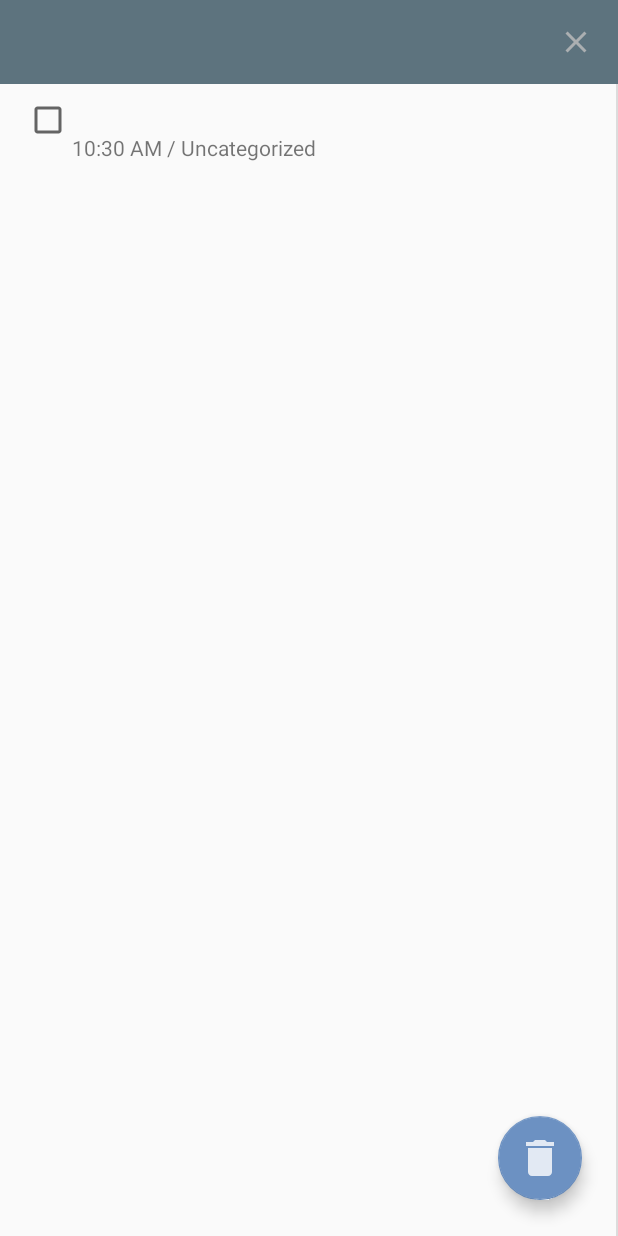
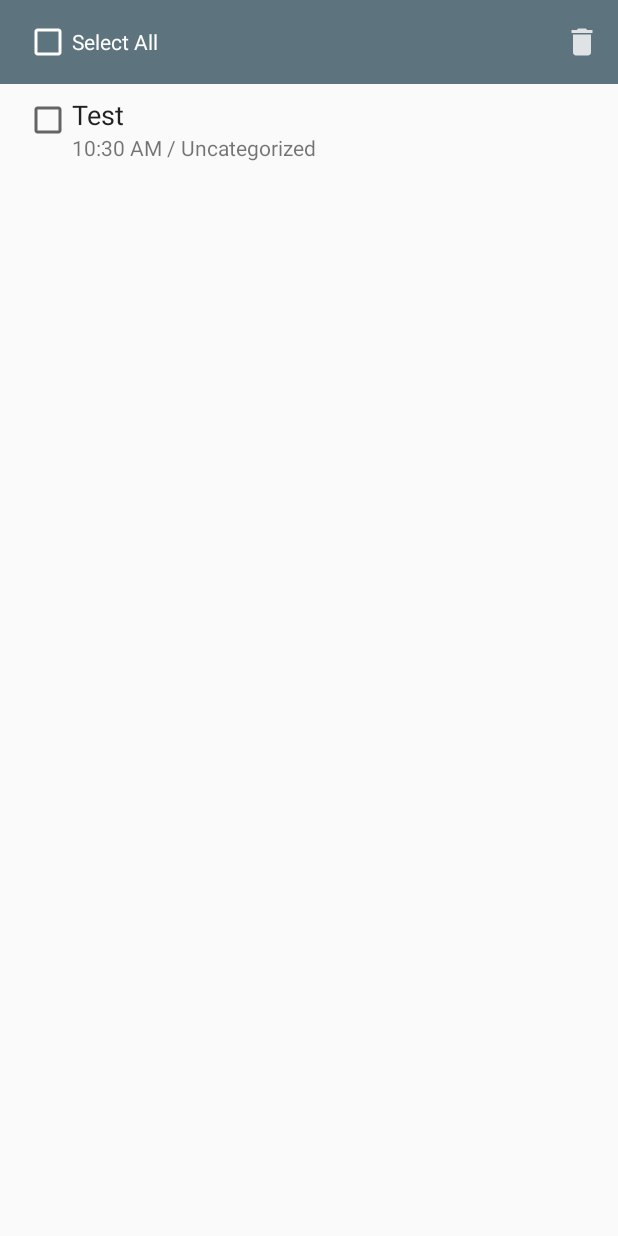
Before and after one commit to jcerdenia/EasyNotepad, an Android app: the screen it shows after launch (MainActivity), in the options menu, after a tap on "Edit", on a phone screen of 412 x 824 dp. Run offline under Robolectric (Android 15) with nearby library versions, the phone set to English and light mode, and no system bars; our stand-ins replace Room's generated code.

Commit message:
Rewrite checkbox behavior in NoteListFragment

```diff
--- a/app/src/main/java/com/joshuacerdenia/android/easynotepad/extension/ViewExtensions.kt
+++ b/app/src/main/java/com/joshuacerdenia/android/easynotepad/extension/ViewExtensions.kt
@@ -9,3 +9,7 @@ fun View.show() {
 fun View.hide() {
     this.visibility = View.GONE
 }
+
+fun View.setVisibility(isVisible: Boolean) {
+    this.visibility = if (isVisible) View.VISIBLE else View.GONE
+}
--- a/app/src/main/java/com/joshuacerdenia/android/easynotepad/view/adapter/NoteAdapter.kt
+++ b/app/src/main/java/com/joshuacerdenia/android/easynotepad/view/adapter/NoteAdapter.kt
@@ -11,19 +11,35 @@ import androidx.recyclerview.widget.ListAdapter
 import androidx.recyclerview.widget.RecyclerView
 import com.joshuacerdenia.android.easynotepad.R
 import com.joshuacerdenia.android.easynotepad.data.model.NoteMinimal
+import com.joshuacerdenia.android.easynotepad.extension.setVisibility
 import java.text.DateFormat
 import java.util.*
 
 class NoteAdapter(
     private val context: Context,
     private val listener: EventListener
-    ) : ListAdapter<NoteMinimal, NoteAdapter.NoteHolder>(DiffCallback()) {
+) : ListAdapter<NoteMinimal, NoteAdapter.NoteHolder>(DiffCallback()) {
 
     interface EventListener {
 
         fun onNoteClicked(noteID: UUID)
 
         fun onNoteLongClicked(noteID: UUID)
+
+        fun onNoteCheckBoxClicked(noteID: UUID, isChecked: Boolean)
+    }
+
+    var selectedItems: Set<UUID> = setOf()
+
+    private val checkBoxes = mutableSetOf<CheckBox>()
+    var shouldShowCheckBoxes: Boolean = false
+        set(value) {
+            field = value
+            checkBoxes.forEach { it.setVisibility(value) }
+        }
+
+    fun toggleCheckBoxes(isChecked: Boolean) {
+        checkBoxes.forEach { it.isChecked = isChecked }
     }
 
     override fun onCreateViewHolder(parent: ViewGroup, viewType: Int): NoteHolder {
@@ -37,10 +53,10 @@ class NoteAdapter(
         holder.bind(getItem(position))
     }
 
-    inner class NoteHolder(view: View)
-        : RecyclerView.ViewHolder(view), View.OnClickListener, View.OnLongClickListener {
+    inner class NoteHolder(view: View) : RecyclerView.ViewHolder(view),
+        View.OnClickListener, View.OnLongClickListener {
 
-        private lateinit var note: NoteMinimal
+        private lateinit var noteID: UUID
 
         private val titleTextView: TextView = itemView.findViewById(R.id.note_title)
         private val infoTextView: TextView = itemView.findViewById(R.id.note_info)
@@ -52,11 +68,17 @@ class NoteAdapter(
         }
 
         fun bind(note: NoteMinimal) {
-            this.note = note
+            noteID = note.id
+            titleTextView.text = note.title
 
-            // TODO: Delete if note is empty
-
-            titleTextView.text = note.title
+            editCheckBox.apply {
+                setVisibility(shouldShowCheckBoxes)
+                isChecked = selectedItems.contains(note.id)
+                checkBoxes.add(this)
+                setOnClickListener {
+                    listener.onNoteCheckBoxClicked(note.id, this.isChecked)
+                }
+            }
 
             val categoryShown = if (note.category == "") {
                 context.getString(R.string.no_category)
@@ -78,11 +100,12 @@ class NoteAdapter(
         }
 
         override fun onClick(v: View) {
-            listener.onNoteClicked(note.id)
+            listener.onNoteClicked(noteID)
         }
 
         override fun onLongClick(v: View?): Boolean {
-            listener.onNoteLongClicked(note.id)
+            //editCheckBox.isChecked = !editCheckBox.isChecked
+            listener.onNoteLongClicked(noteID)
             return true
         }
     }
@@ -96,4 +119,8 @@ class NoteAdapter(
             return oldItem.isSameAs(newItem)
         }
     }
+
+    companion object {
+        private const val TAG = "NoteAdapter"
+    }
 }
--- a/app/src/main/java/com/joshuacerdenia/android/easynotepad/view/fragment/NoteListFragment.kt
+++ b/app/src/main/java/com/joshuacerdenia/android/easynotepad/view/fragment/NoteListFragment.kt
@@ -2,7 +2,9 @@ package com.joshuacerdenia.android.easynotepad.view.fragment
 
 import android.content.Context
 import android.os.Bundle
+import android.util.Log
 import android.view.*
+import android.widget.CheckBox
 import androidx.appcompat.widget.SearchView
 import androidx.appcompat.widget.Toolbar
 import androidx.fragment.app.Fragment
@@ -11,9 +13,7 @@ import androidx.recyclerview.widget.*
 import com.joshuacerdenia.android.easynotepad.R
 import com.joshuacerdenia.android.easynotepad.data.model.Note
 import com.joshuacerdenia.android.easynotepad.databinding.FragmentNoteListBinding
-import com.joshuacerdenia.android.easynotepad.extension.hide
-import com.joshuacerdenia.android.easynotepad.extension.show
-import com.joshuacerdenia.android.easynotepad.extension.toMinimal
+import com.joshuacerdenia.android.easynotepad.extension.setVisibility
 import com.joshuacerdenia.android.easynotepad.view.adapter.NoteAdapter
 import com.joshuacerdenia.android.easynotepad.view.dialog.*
 import com.joshuacerdenia.android.easynotepad.viewmodel.NoteListViewModel
@@ -22,21 +22,19 @@ import java.util.*
 
 class NoteListFragment : Fragment(), NoteAdapter.EventListener {
 
+    interface Callbacks {
+
+        fun onNoteSelected(noteID: UUID, query: String? = null)
+
+        fun onToolbarInflated(toolbar: Toolbar)
+    }
+
     private var _binding: FragmentNoteListBinding? = null
     private val binding get() = _binding!!
 
     private val viewModel: NoteListViewModel by viewModels()
     private lateinit var adapter: NoteAdapter
     private var callbacks: Callbacks? = null
-
-    private var searchTerm: String? = null
-
-    interface Callbacks {
-
-        fun onNoteSelected(noteID: UUID, query: String? = null)
-
-        fun onToolbarInflated(toolbar: Toolbar)
-    }
 
     override fun onAttach(context: Context) {
         super.onAttach(context)
@@ -59,81 +57,84 @@ class NoteListFragment : Fragment(), NoteAdapter.EventListener {
         binding.recyclerView.apply {
             layoutManager = LinearLayoutManager(context)
             adapter = this@NoteListFragment.adapter
-            val divider = DividerItemDecoration(context, LinearLayoutManager.HORIZONTAL)
-            addItemDecoration(divider)
         }
     }
 
     override fun onViewCreated(view: View, savedInstanceState: Bundle?) {
         super.onViewCreated(view, savedInstanceState)
+        setHasOptionsMenu(true)
 
         viewModel.isManagingLive.observe(viewLifecycleOwner, { isManaging ->
             updateUI(isManaging)
         })
 
         viewModel.notesLive.observe(viewLifecycleOwner, { notes ->
-            if (notes.isNotEmpty()) {
-                binding.emptyTextView.hide()
-                adapter.submitList(notes.toMinimal())
-            } else {
-                binding.emptyTextView.show()
+            binding.emptyTextView.setVisibility(notes.isEmpty())
+            binding.recyclerView.setVisibility(notes.isNotEmpty())
+            adapter.submitList(notes)
+        })
+
+        viewModel.selectedNoteIDsLive.observe(viewLifecycleOwner, { noteIDs ->
+            Log.d(TAG, "Selected items: ${noteIDs.size}")
+            adapter.selectedItems = noteIDs
+            if (noteIDs.size < adapter.currentList.size) {
+                binding.selectAllCheckbox.isChecked = false
             }
         })
+
+        binding.selectAllCheckbox.setOnClickListener { checkBox ->
+            if ((checkBox as CheckBox).isChecked) {
+                val currentNoteIDs = adapter.currentList.map { it.id }
+                viewModel.replaceSelectedItems(currentNoteIDs)
+                adapter.toggleCheckBoxes(true)
+            } else {
+                viewModel.clearSelectedItems()
+                adapter.toggleCheckBoxes(false)
+            }
+        }
+
+        binding.fab.setOnClickListener {
+            val note = Note() // Create blank note.
+            note.title = "Test" // Delete later.
+            viewModel.addNote(note)
+            // TODO: open note
+            // callbacks?.onNoteSelected(note.id)
+        }
     }
 
     private fun updateUI(isManaging: Boolean) {
-        setHasOptionsMenu(!isManaging)
+        adapter.shouldShowCheckBoxes = isManaging
+        binding.selectAllCheckbox.setVisibility(isManaging)
+        binding.fab.setVisibility(!isManaging)
+        binding.toolbar.title = if (!isManaging) getString(R.string.app_name) else null
+        updateMenuItems(binding.toolbar.menu, isManaging)
+        if (!isManaging) viewModel.clearSelectedItems()
+    }
 
-        if (isManaging) {
-            binding.toolbar.title = null
-            binding.closeButton.apply {
-                show()
-                setOnClickListener {
-                    viewModel.setIsManaging(false)
-                }
-            }
-
-            // FAB becomes Delete button.
-            binding.fab.apply {
-                setImageResource(R.drawable.ic_delete)
-                setOnClickListener {
-                    // TODO: Delete selected Items
-                }
-            }
-        } else {
-            binding.toolbar.title = getString(R.string.app_name)
-            binding.closeButton.hide()
-
-            // FAB becomes Add button.
-            binding.fab.apply {
-                setImageResource(R.drawable.ic_add_note)
-                setOnClickListener {
-                    val note = Note() // Create blank note.
-                    viewModel.addNote(note)
-                    callbacks?.onNoteSelected(note.id)
-                }
-            }
+    private fun updateMenuItems(menu: Menu, isManaging: Boolean) {
+        menu.apply {
+            findItem(R.id.menu_item_search)?.isVisible = !isManaging
+            findItem(R.id.menu_item_manage)?.isVisible = !isManaging
+            findItem(R.id.menu_item_sort)?.isVisible = !isManaging
+            findItem(R.id.menu_item_delete)?.isVisible = isManaging
         }
     }
 
     override fun onCreateOptionsMenu(menu: Menu, inflater: MenuInflater) {
         super.onCreateOptionsMenu(menu, inflater)
         inflater.inflate(R.menu.fragment_note_list, menu)
+        updateMenuItems(menu, viewModel.isManaging())
 
-        val searchItem: MenuItem = menu.findItem(R.id.menu_search)
-        val searchView = searchItem.actionView as SearchView
-
-        searchView.apply {
+        menu.findItem(R.id.menu_item_search).actionView?.apply {
+            this as SearchView
             setOnQueryTextListener(object : SearchView.OnQueryTextListener {
                 override fun onQueryTextSubmit(query: String?): Boolean {
                     // TODO: Search notes
-                    searchTerm = query
                     return true
                 }
 
                 override fun onQueryTextChange(newText: String?): Boolean {
                     // TODO: Search notes
-                    searchTerm = newText
                     return true
                 }
             })
@@ -142,14 +143,17 @@ class NoteListFragment : Fragment(), NoteAdapter.EventListener {
 
     override fun onOptionsItemSelected(item: MenuItem): Boolean {
         return when (item.itemId) {
-            R.id.menu_edit -> {
+            R.id.menu_item_manage -> {
                 viewModel.setIsManaging(true)
                 true
             }
-            R.id.menu_sort -> {
-                NoteListSorterFragment.newInstance("CHANGE LATER").apply {
-                    show(parentFragmentManager, "sort")
-                }
+            R.id.menu_item_sort -> {
+                NoteListSorterFragment.newInstance("CHANGE LATER")
+                    .show(parentFragmentManager, "sort")
+                true
+            }
+            R.id.menu_item_delete -> {
+                // TODO
                 true
             }
             else -> super.onOptionsItemSelected(item)
@@ -161,7 +165,24 @@ class NoteListFragment : Fragment(), NoteAdapter.EventListener {
     }
 
     override fun onNoteLongClicked(noteID: UUID) {
-        // TODO
+        // TODO: Select note
+        viewModel.setIsManaging(!viewModel.isManaging())
+        // viewModel.addSelection(noteID)
+    }
+
+    override fun onNoteCheckBoxClicked(noteID: UUID, isChecked: Boolean) {
+        viewModel.apply {
+            if (isChecked) addSelection(noteID) else removeSelection(noteID)
+        }
+    }
+
+    fun handleBackPress(): Boolean {
+        return if (viewModel.isManaging()) {
+            viewModel.setIsManaging(false)
+            true
+        } else {
+            false
+        }
     }
 
     override fun onDetach() {
@@ -175,6 +196,7 @@ class NoteListFragment : Fragment(), NoteAdapter.EventListener {
     }
 
     companion object {
+        private const val TAG = "NoteListFragment"
         private const val HAS_TEXT_INTENT = "HAS_TEXT_INTENT"
 
         fun newInstance(hasTextIntent: Boolean): NoteListFragment {
--- a/app/src/main/java/com/joshuacerdenia/android/easynotepad/viewmodel/NoteListViewModel.kt
+++ b/app/src/main/java/com/joshuacerdenia/android/easynotepad/viewmodel/NoteListViewModel.kt
@@ -1,26 +1,39 @@
 package com.joshuacerdenia.android.easynotepad.viewmodel
 
+import androidx.lifecycle.LiveData
+import androidx.lifecycle.MediatorLiveData
 import androidx.lifecycle.MutableLiveData
 import androidx.lifecycle.ViewModel
 import com.joshuacerdenia.android.easynotepad.data.NoteRepository
 import com.joshuacerdenia.android.easynotepad.data.model.Note
+import com.joshuacerdenia.android.easynotepad.data.model.NoteMinimal
 import java.util.*
 
 class NoteListViewModel : ViewModel() {
 
     private val repo = NoteRepository.get()
+    private val notesDbLive = repo.getNotes()
+    val notesLive = MediatorLiveData<List<NoteMinimal>>()
 
-    val notesLive = repo.getNotes()
+    private val _isManagingLive = MutableLiveData(false)
+    val isManagingLive: LiveData<Boolean> get() = _isManagingLive
 
-    var isManagingLive: MutableLiveData<Boolean> = MutableLiveData()
-    var selectedItems = mutableListOf<Note>()
+    private var selectedNoteIDs = mutableSetOf<UUID>()
+    private val _selectedNoteIDsLive = MutableLiveData<Set<UUID>>()
+    val selectedNoteIDsLive: LiveData<Set<UUID>> get() = _selectedNoteIDsLive
 
     init {
-        isManagingLive.value = false
+        notesLive.addSource(notesDbLive) { notes ->
+            notesLive.value = notes.map { it.toMinimal() }
+        }
     }
 
     fun setIsManaging(isManaging: Boolean) {
-        isManagingLive.value = isManaging
+        _isManagingLive.value = isManaging
+    }
+
+    fun isManaging(): Boolean {
+        return _isManagingLive.value ?: false
     }
 
     fun addNote(note: Note) {
@@ -31,8 +44,24 @@ class NoteListViewModel : ViewModel() {
         repo.deleteNotesByID(ids)
     }
 
-    /** For Future Implementation? Edit Categories
-    fun saveNote(note: Note) {
-        repo.updateNote(note)
-    } */
+    fun replaceSelectedItems(noteIDs: List<UUID>) {
+        selectedNoteIDs.clear()
+        selectedNoteIDs.addAll(noteIDs)
+        _selectedNoteIDsLive.value = selectedNoteIDs
+    }
+
+    fun addSelection(noteID: UUID) {
+        selectedNoteIDs.add(noteID)
+        _selectedNoteIDsLive.value = selectedNoteIDs
+    }
+
+    fun removeSelection(noteID: UUID) {
+        selectedNoteIDs.remove(noteID)
+        _selectedNoteIDsLive.value = selectedNoteIDs
+    }
+
+    fun clearSelectedItems() {
+        selectedNoteIDs.clear()
+        _selectedNoteIDsLive.value = selectedNoteIDs
+    }
 }
--- a/app/src/main/res/drawable-anydpi/ic_delete.xml
+++ b/app/src/main/res/drawable-anydpi/ic_delete.xml
@@ -1,14 +1,11 @@
 <vector xmlns:android="http://schemas.android.com/apk/res/android"
     android:width="24dp"
     android:height="24dp"
-    android:viewportWidth="18"
-    android:viewportHeight="18"
+    android:viewportWidth="24"
+    android:viewportHeight="24"
     android:tint="#FFFFFF"
     android:alpha="0.8">
-  <group android:translateX="-3"
-      android:translateY="-3">
-      <path
-          android:fillColor="#FF000000"
-          android:pathData="M6,19c0,1.1 0.9,2 2,2h8c1.1,0 2,-0.9 2,-2V7H6v12zM19,4h-3.5l-1,-1h-5l-1,1H5v2h14V4z"/>
-  </group>
+  <path
+      android:fillColor="@android:color/white"
+      android:pathData="M6,19c0,1.1 0.9,2 2,2h8c1.1,0 2,-0.9 2,-2V7H6v12zM19,4h-3.5l-1,-1h-5l-1,1H5v2h14V4z"/>
 </vector>
--- a/app/src/main/res/layout/fragment_note_list.xml
+++ b/app/src/main/res/layout/fragment_note_list.xml
@@ -3,7 +3,6 @@
     xmlns:app="http://schemas.android.com/apk/res-auto"
     android:layout_width="match_parent"
     android:layout_height="match_parent"
-    xmlns:tools="http://schemas.android.com/tools"
     android:animateLayoutChanges="true">
 
     <androidx.appcompat.widget.Toolbar
@@ -23,29 +22,15 @@
         android:id="@+id/select_all_checkbox"
         android:layout_width="wrap_content"
         android:layout_height="wrap_content"
-        android:layout_margin="16dp"
+        android:layout_marginHorizontal="16dp"
         android:buttonTint="@android:color/background_light"
         android:text="@string/select_all"
         android:textColor="@android:color/primary_text_dark_nodisable"
-        android:visibility="gone"
+        android:visibility="visible"
         app:layout_constraintBottom_toBottomOf="@+id/toolbar"
         app:layout_constraintStart_toStartOf="parent"
-        app:layout_constraintTop_toTopOf="parent" />
-
-    <androidx.appcompat.widget.AppCompatImageButton
-        android:id="@+id/close_button"
-        android:layout_width="24dp"
-        android:layout_height="24dp"
-        android:layout_margin="16dp"
-        android:alpha="0.50"
-        android:background="@color/colorPrimary"
-        android:tint="@android:color/secondary_text_dark_nodisable"
-        android:visibility="gone"
-        tools:visibility="visible"
-        app:layout_constraintBottom_toBottomOf="@+id/toolbar"
-        app:layout_constraintEnd_toEndOf="parent"
         app:layout_constraintTop_toTopOf="parent"
-        app:srcCompat="@drawable/ic_close" />
+        app:layout_constraintVertical_bias="0.51" />
 
     <TextView
         android:id="@+id/empty_text_view"
--- a/app/src/main/res/layout/list_item_note.xml
+++ b/app/src/main/res/layout/list_item_note.xml
@@ -38,6 +38,8 @@
         android:layout_height="wrap_content"
         android:minWidth="0dp"
         android:minHeight="0dp"
+        android:visibility="gone"
+        tools:visibility="visible"
         app:layout_constraintStart_toStartOf="parent"
         app:layout_constraintTop_toTopOf="parent" />
 
--- a/app/src/main/res/menu/fragment_note_list.xml
+++ b/app/src/main/res/menu/fragment_note_list.xml
@@ -5,21 +5,26 @@
     xmlns:tools="http://schemas.android.com/tools">
 
     <item
-        android:id="@+id/menu_search"
+        android:id="@+id/menu_item_search"
         android:title="@string/search"
         app:actionViewClass="androidx.appcompat.widget.SearchView"
         app:showAsAction="ifRoom" />
 
     <item
-        android:id="@+id/menu_edit"
+        android:id="@+id/menu_item_manage"
         android:icon="@drawable/ic_edit"
         android:title="@string/edit"
         app:showAsAction="never"/>
 
     <item
-        android:id="@+id/menu_sort"
+        android:id="@+id/menu_item_sort"
         android:icon="@drawable/ic_sort"
         android:title="@string/sort"
         app:showAsAction="never"/>
 
+    <item
+        android:id="@+id/menu_item_delete"
+        android:icon="@drawable/ic_delete"
+        android:title="@string/delete"
+        app:showAsAction="ifRoom"/>
 </menu>
--- a/app/src/main/res/values/strings.xml
+++ b/app/src/main/res/values/strings.xml
@@ -18,6 +18,6 @@
     <string name="nothing_selected">Nothing selected</string>
     <string name="send_note">Send note via</string>
     <string name="empty">No notes</string>
-    <string name="select_all">Select all</string>
+    <string name="select_all">Select All</string>
     <string name="share">Share</string>
 </resources>
```
Also changed, not shown: app/src/main/java/com/joshuacerdenia/android/easynotepad/view/MainActivity.kt (+10 -0 lines), app/src/main/res/drawable-hdpi/ic_delete.png (deleted), app/src/main/res/drawable-mdpi/ic_delete.png (deleted), app/src/main/res/drawable-xhdpi/ic_delete.png (deleted), app/src/main/res/drawable-xxhdpi/ic_delete.png (deleted).
